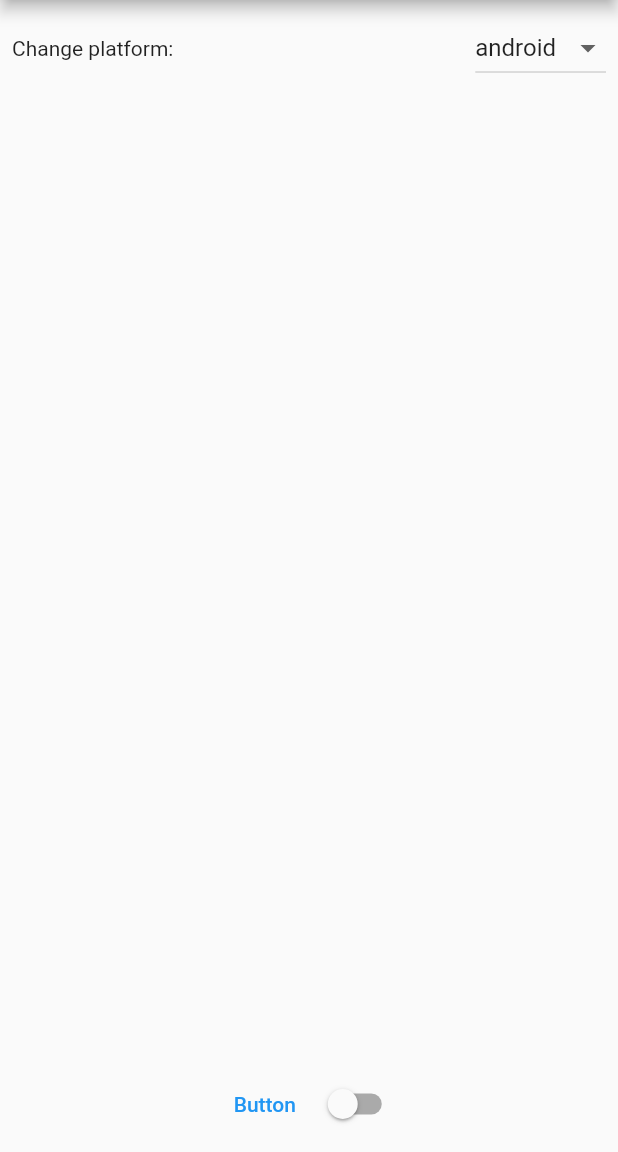
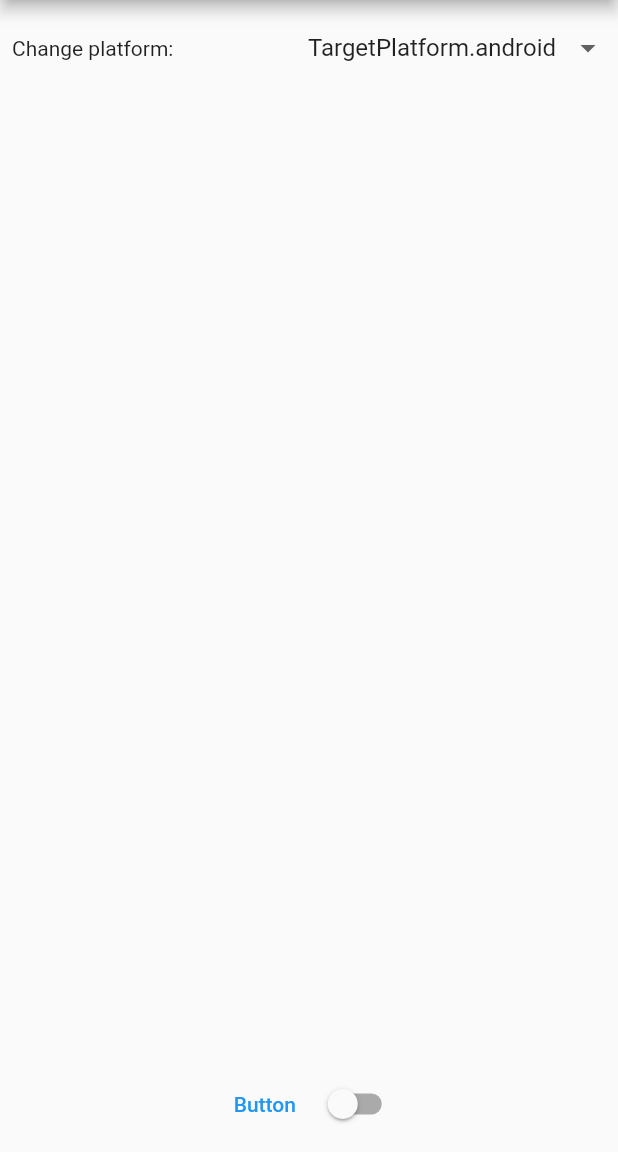
Before and after one commit to a-dmitted/flutter_concepts, a Flutter app: the screen it shows after launch, on a phone screen of 412 x 824 dp, the part 84-1236 px from its top. Run offline on Flutter 3.47's test engine with Material 2 defaults, Android fonts, the phone set to English and light mode, and no system bars.

Commit message:
fix cupertino picker related defects

```diff
--- a/platform_specific_layout/lib/layout/adaptive_factory.dart
+++ b/platform_specific_layout/lib/layout/adaptive_factory.dart
@@ -109,6 +109,81 @@ class AdaptiveFactory {
     );
   }
 
+  static Widget buildDropDown({
+    required BuildContext context,
+    required int value,
+    required void Function(int?) onChanged,
+    List<DropdownMenuItem<int>>? items,
+    required List<TargetPlatform> valuesList,
+  }) {
+    _checkInitialized();
+    const double kItemExtent = 32.0;
+    void saveFinal() => onChanged.call(value);
+    return _buildSpecific(
+      material: () => DropdownButton<int>(
+        value: value,
+        onChanged: onChanged,
+        items: items,
+        focusColor: Colors.transparent,
+        underline: const SizedBox(),
+      ),
+      cupertino: () => CupertinoButton(
+        padding: EdgeInsets.zero,
+        // Display a CupertinoPicker with list of fruits.
+        onPressed: () => _showDialog(
+            context,
+            CupertinoPicker(
+              magnification: 1.22,
+              squeeze: 1.2,
+              useMagnifier: true,
+              itemExtent: kItemExtent,
+              scrollController: FixedExtentScrollController(initialItem: value),
+              // This is called when selected item is changed.
+              onSelectedItemChanged: (selectedValue) => value = selectedValue, //onChanged,
+              children: List<Widget>.generate(valuesList.length, (int index) {
+                return Center(
+                  child: Text(
+                    valuesList[index].toString(),
+                  ),
+                );
+              }),
+            ),
+            saveFinal),
+        // This displays the selected fruit name.
+        child: Text(
+          valuesList[value!].toString(),
+          style: const TextStyle(
+            fontSize: 22.0,
+          ),
+        ),
+      ),
+    );
+  }
+
+  static Future<void> _showDialog(
+      BuildContext context, Widget child, void Function() saveFinal) async {
+    await showCupertinoModalPopup<void>(
+      semanticsDismissible: true,
+      context: context,
+      builder: (BuildContext context) => Container(
+        height: 216,
+        padding: const EdgeInsets.only(top: 6.0),
+        // The Bottom margin is provided to align the popup above the system navigation bar.
+        margin: EdgeInsets.only(
+          bottom: MediaQuery.of(context).viewInsets.bottom,
+        ),
+        // Provide a background color for the popup.
+        color: CupertinoColors.systemBackground.resolveFrom(context),
+        // Use a SafeArea widget to avoid system overlaps.
+        child: SafeArea(
+          top: false,
+          child: child,
+        ),
+      ),
+    );
+    saveFinal.call();
+  }
+
   static Widget _buildSpecific({
     required WidgetProvider material,
     required WidgetProvider cupertino,
--- a/platform_specific_layout/lib/main.dart
+++ b/platform_specific_layout/lib/main.dart
@@ -48,6 +48,7 @@ class _MyHomePageState extends State<MyHomePage> {
   Widget build(BuildContext context) {
     _targetPlatform =
         Provider.of<PlatformController>(context, listen: true).targetPlatform;
+    int platformIndex = _targetPlatform.index;
     return AdaptiveFactory.buildScaffold(
       title: Text(widget.title),
       body: Padding(
@@ -62,28 +63,27 @@ class _MyHomePageState extends State<MyHomePage> {
                   const Text(
                     'Change platform:',
                   ),
-                  DropdownButton<TargetPlatform>(
-                    value: _targetPlatform,
+                  AdaptiveFactory.buildDropDown(
+                    context: context,
+                    value: platformIndex,
                     onChanged: (value) {
                       setState(() {
                         Provider.of<PlatformController>(context, listen: false)
-                            .targetPlatform = value!;
+                                .targetPlatform =
+                            TargetPlatform.values.elementAt(value!);
                       });
                     },
-                    items: const [
-                      DropdownMenuItem(
-                          value: TargetPlatform.android,
-                          child: Text('android')),
-                      DropdownMenuItem(
-                          value: TargetPlatform.iOS, child: Text('iOs')),
-                      DropdownMenuItem(
-                          value: TargetPlatform.windows,
-                          child: Text('windows')),
-                      DropdownMenuItem(
-                          value: TargetPlatform.linux, child: Text('linux')),
-                      DropdownMenuItem(
-                          value: TargetPlatform.macOS, child: Text('macOS')),
-                    ],
+                    items: TargetPlatform.values
+                        .map((platform) => DropdownMenuItem(
+                              value: platform.index,
+                              child: Text(
+                                TargetPlatform.values
+                                    .elementAt(platform.index)
+                                    .toString(),
+                              ),
+                            ))
+                        .toList(),
+                    valuesList: TargetPlatform.values,
                   ),
                 ],
               ),
```
